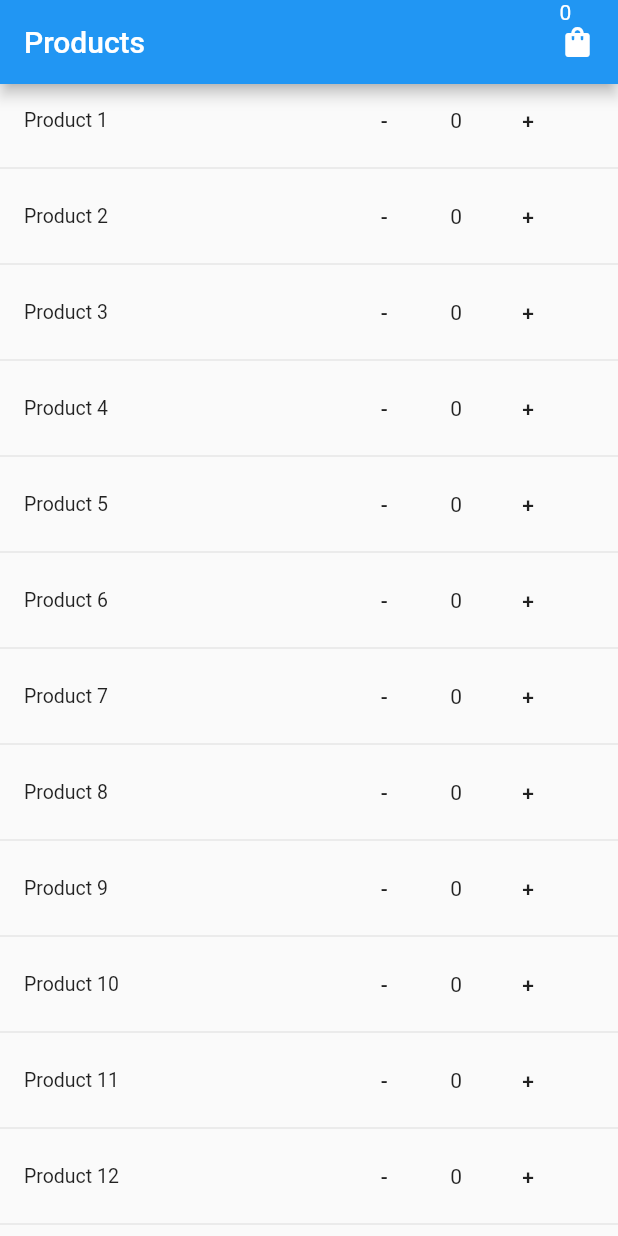
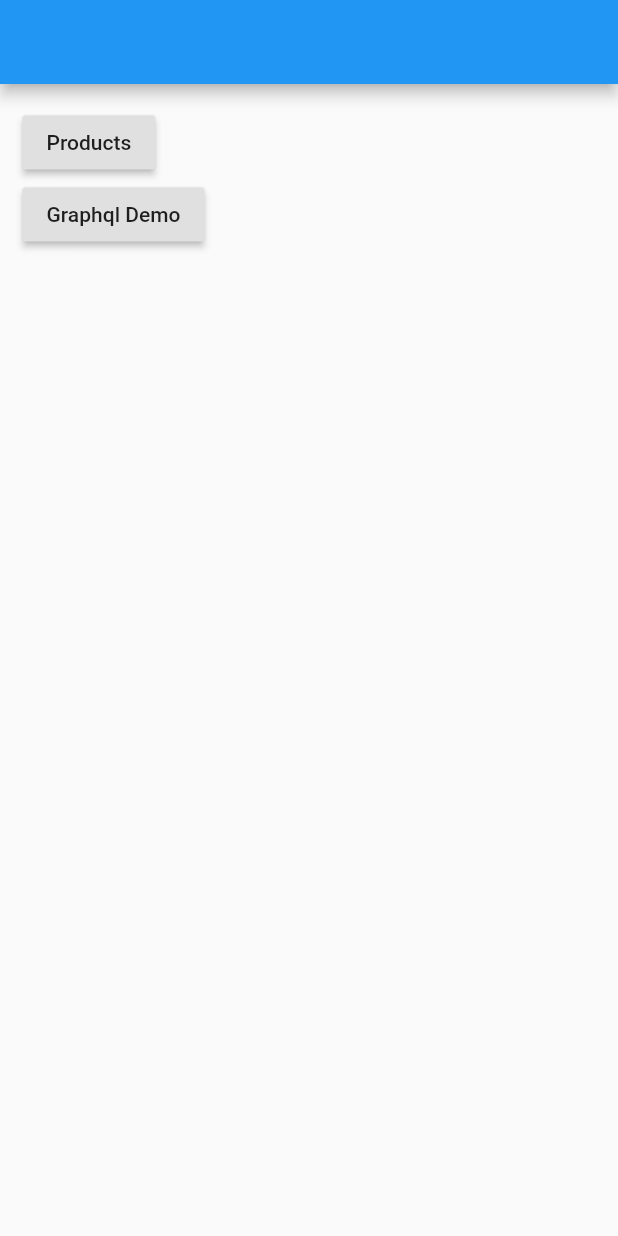
Before and after one commit to devaliakbar/xcelpros_ecommerce_cart, a Flutter app: the screen it shows after launch, on a phone screen of 412 x 824 dp. Run offline on Flutter 3.47's test engine with Material 2 defaults, Android fonts, the phone set to English and light mode, and no system bars; our stand-ins replace graphql_flutter.

Commit message:
Added Graphql Demo

```diff
--- a/lib/main.dart
+++ b/lib/main.dart
@@ -1,15 +1,26 @@
+import 'package:ecommerce/config/graphql_config.dart';
 import 'package:ecommerce/pages/cart_page.dart';
+import 'package:ecommerce/pages/graphql_demo_page.dart';
+import 'package:ecommerce/pages/home_page.dart';
 import 'package:ecommerce/provider/cart_provider.dart';
 import 'package:ecommerce/pages/products_page.dart';
+import 'package:ecommerce/provider/graphql_demo_provider.dart';
 import 'package:flutter/material.dart';
+import 'package:graphql_flutter/graphql_flutter.dart';
 import 'package:provider/provider.dart';
 
 void main() {
+  GraphQLConfig graphQLConfig = GraphQLConfig();
+
   runApp(MultiProvider(
     providers: [
       ChangeNotifierProvider(create: (context) => CartProvider()),
+      ChangeNotifierProvider(create: (context) => GraphQLDemoProvider()),
     ],
+    child: GraphQLProvider(
+      client: graphQLConfig.client,
       child: MyApp(),
+    ),
   ));
 }
 
@@ -24,9 +35,10 @@ class MyApp extends StatelessWidget {
         ),
         debugShowCheckedModeBanner: false,
         routes: {
-        '/': (context) => ProductsPage(),
-        '/cart': (context) => CartPage()
-      },
-    );
+          HomePage.routeName: (context) => HomePage(),
+          ProductsPage.routeName: (context) => ProductsPage(),
+          CartPage.routeName: (context) => CartPage(),
+          GraphQlDemoPage.routeName: (context) => GraphQlDemoPage(),
+        });
   }
 }
--- /dev/null
+++ b/lib/pages/home_page.dart
@@ -0,0 +1,36 @@
+import 'package:ecommerce/pages/graphql_demo_page.dart';
+import 'package:ecommerce/pages/products_page.dart';
+import 'package:flutter/material.dart';
+
+class HomePage extends StatelessWidget {
+  static const String routeName = '/';
+
+  @override
+  Widget build(BuildContext context) {
+    return Scaffold(
+      appBar: AppBar(),
+      body: SafeArea(
+        child: Padding(
+          padding: EdgeInsets.all(15),
+          child: Column(
+            crossAxisAlignment: CrossAxisAlignment.start,
+            children: [
+              RaisedButton(
+                onPressed: () {
+                  Navigator.pushNamed(context, ProductsPage.routeName);
+                },
+                child: Text("Products"),
+              ),
+              RaisedButton(
+                onPressed: () {
+                  Navigator.pushNamed(context, GraphQlDemoPage.routeName);
+                },
+                child: Text("Graphql Demo"),
+              ),
+            ],
+          ),
+        ),
+      ),
+    );
+  }
+}
--- a/lib/pages/products_page.dart
+++ b/lib/pages/products_page.dart
@@ -1,10 +1,13 @@
 import 'package:ecommerce/models/cart_item.dart';
+import 'package:ecommerce/pages/cart_page.dart';
 import 'package:ecommerce/provider/cart_provider.dart';
 import 'package:ecommerce/models/product.dart';
 import 'package:flutter/material.dart';
 import 'package:provider/provider.dart';
 
 class ProductsPage extends StatelessWidget {
+  static const String routeName = '/products_page';
+
   final List<Product> products = [];
 
   ProductsPage() {
@@ -97,7 +100,7 @@ class _CartIcon extends StatelessWidget {
       margin: EdgeInsets.only(right: 15),
       child: InkWell(
         onTap: () {
-          Navigator.pushNamed(context, '/cart');
+          Navigator.pushNamed(context, CartPage.routeName);
         },
         child: Stack(
           children: [
--- a/pubspec.yaml
+++ b/pubspec.yaml
@@ -28,6 +28,7 @@ dependencies:
   # Use with the CupertinoIcons class for iOS style icons.
   cupertino_icons: ^1.0.0
   provider:
+  graphql_flutter:
 
 dev_dependencies:
   flutter_test:
```
Also changed, not shown: lib/config/graphql_config.dart (added, +19 -0 lines), lib/helper/graphql_helper.dart (added, +17 -0 lines), lib/models/graqphql_demo.dart (added, +25 -0 lines), lib/pages/graphql_demo_page.dart (added, +49 -0 lines), lib/provider/graphql_demo_provider.dart (added, +32 -0 lines), pubspec.lock, 6 other files. Lines whose indentation alone changed are shown as unchanged.
